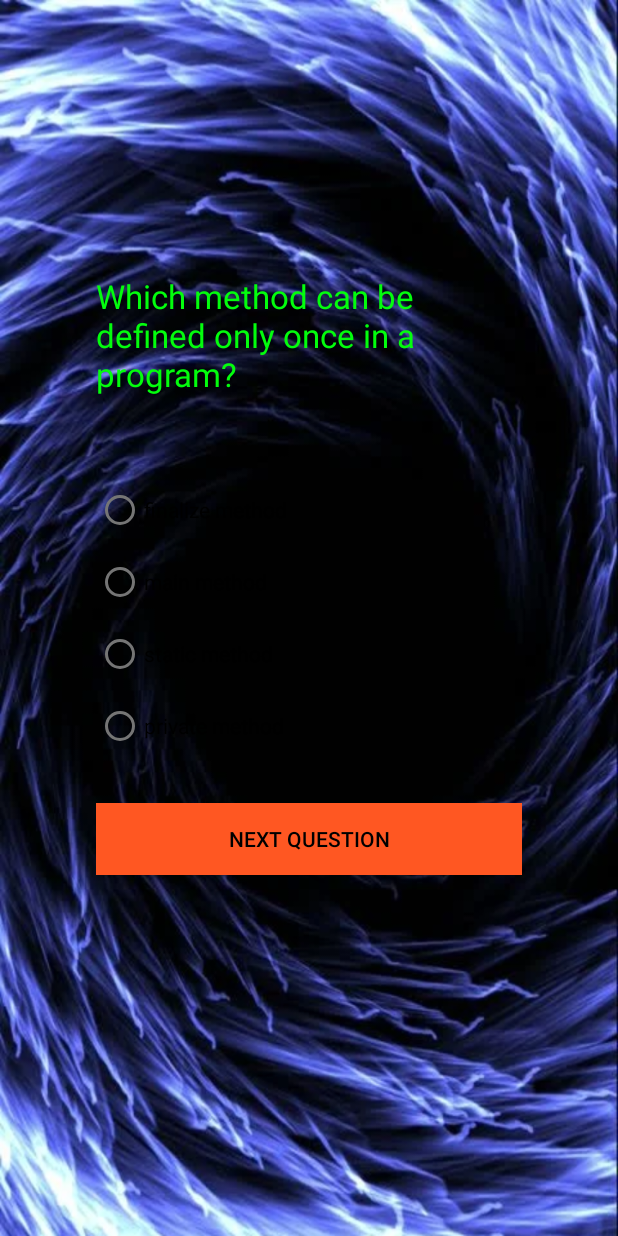
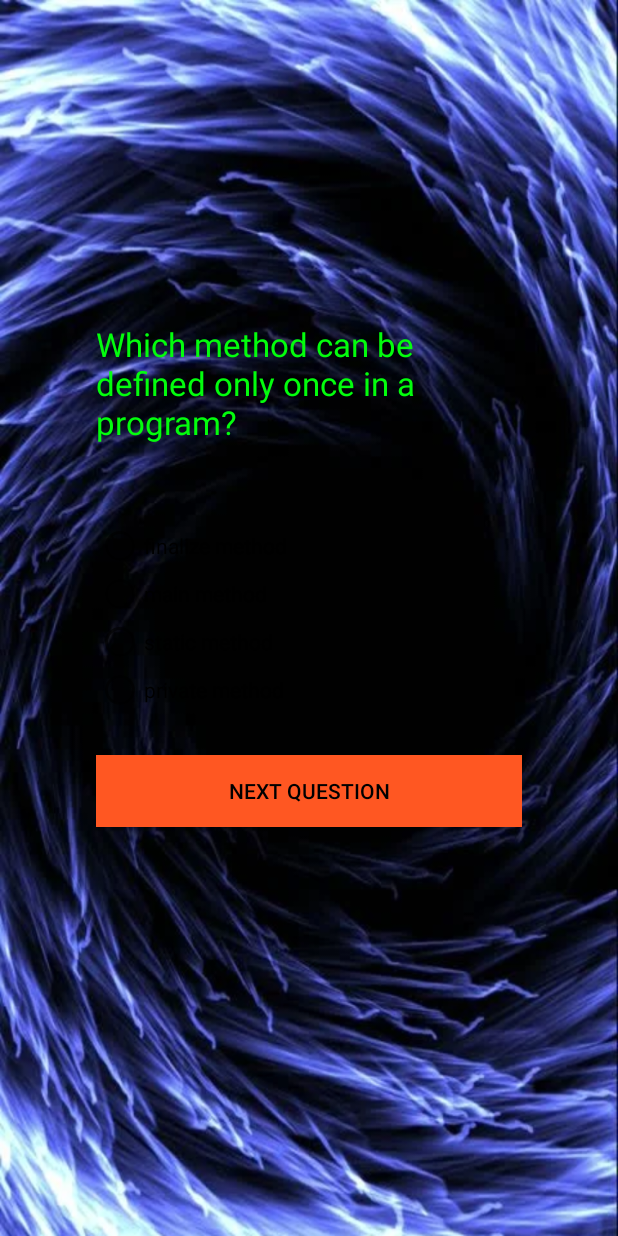
Before and after one commit to SuhrobDev/quiz, an Android app: the screen it shows after launch (QuestionAct), after a tap on "START", on a phone screen of 412 x 824 dp. Run offline under Robolectric (Android 15) with nearby library versions, the phone set to English and light mode, and no system bars.

Commit message:
developed UI some other edits

```diff
--- a/app/src/main/AndroidManifest.xml
+++ b/app/src/main/AndroidManifest.xml
@@ -8,7 +8,7 @@
         android:label="@string/app_name"
         android:roundIcon="@mipmap/ic_launcher_round"
         android:supportsRtl="true"
-        android:theme="@style/Theme.Quiz_full">
+        android:theme="@style/Theme.Design.Light.NoActionBar">
         <activity android:name=".DevActivity"
             android:exported="false"/>
         <activity android:name=".ResultAct"
--- a/app/src/main/java/com/example/quiz_full/DevActivity.kt
+++ b/app/src/main/java/com/example/quiz_full/DevActivity.kt
@@ -9,8 +9,8 @@ import androidx.appcompat.widget.AppCompatButton
 class DevActivity : AppCompatActivity() {
     override fun onCreate(savedInstanceState : Bundle?) {
         super.onCreate(savedInstanceState)
-        val actionBar = supportActionBar
-        actionBar!!.hide()
+//        val actionBar = supportActionBar
+//        actionBar!!.hide()
         setContentView(R.layout.activity_developer1)
         findViewById<AppCompatButton>(R.id.backbtn).setOnClickListener {
             val intent = Intent(applicationContext , MainActivity::class.java)
--- a/app/src/main/java/com/example/quiz_full/MainActivity.kt
+++ b/app/src/main/java/com/example/quiz_full/MainActivity.kt
@@ -14,8 +14,8 @@ class MainActivity : AppCompatActivity() {
     override fun onCreate(savedInstanceState : Bundle?) {
         super.onCreate(savedInstanceState)
         setContentView(R.layout.activity_main1)
-        val actionBar = supportActionBar
-        actionBar!!.hide()
+//        val actionBar = supportActionBar
+//        actionBar!!.hide()
         val startbutton : Button = findViewById<View>(R.id.start) as Button
         val aboutbutton : Button = findViewById<View>(R.id.about) as Button
         val quitbutton : Button = findViewById<View>(R.id.quit) as Button
--- a/app/src/main/java/com/example/quiz_full/QuestionAct.kt
+++ b/app/src/main/java/com/example/quiz_full/QuestionAct.kt
@@ -56,8 +56,8 @@ class QuestionAct : AppCompatActivity() {
     override fun onCreate(savedInstanceState : Bundle?) {
         super.onCreate(savedInstanceState)
         setContentView(R.layout.activity_questions)
-        val actionBar = supportActionBar
-        actionBar!!.hide()
+//        val actionBar = supportActionBar
+//        actionBar!!.hide()
 //        val textView = findViewById<TextView>(R.id.DispName)
 //        val intent : Intent = intent
 //        val name = intent.getStringExtra("myname")
--- a/app/src/main/java/com/example/quiz_full/ResultAct.kt
+++ b/app/src/main/java/com/example/quiz_full/ResultAct.kt
@@ -16,8 +16,8 @@ class ResultAct : AppCompatActivity() {
     override fun onCreate(savedInstanceState : Bundle?) {
         super.onCreate(savedInstanceState)
         setContentView(R.layout.activity_result)
-        val actionBar = supportActionBar
-        actionBar!!.hide()
+//        val actionBar = supportActionBar
+//        actionBar!!.hide()
         tv = findViewById<View>(R.id.Correct) as TextView
         tv2 = findViewById<View>(R.id.Wrong) as TextView
         tv3 = findViewById<View>(R.id.Score) as TextView
--- a/app/src/main/res/values-night/themes.xml
+++ b/app/src/main/res/values-night/themes.xml
@@ -1,14 +1,14 @@
 <resources xmlns:tools="http://schemas.android.com/tools">
     <!-- Base application theme. -->
-    <style name="Theme.Quiz_full" parent="Theme.MaterialComponents.DayNight.DarkActionBar">
+    <style name="Theme.Quiz_full" parent="Theme.MaterialComponents.DayNight.NoActionBar.Bridge">
         <!-- Primary brand color. -->
         <item name="colorPrimary">@color/purple_500</item>
         <item name="colorPrimaryVariant">@color/purple_700</item>
-        <item name="colorOnPrimary">@color/black</item>
+        <item name="colorOnPrimary">@color/white</item>
         <!-- Secondary brand color. -->
         <item name="colorSecondary">@color/teal_200</item>
         <item name="colorSecondaryVariant">@color/teal_200</item>
-        <item name="colorOnSecondary">@color/black</item>
+        <item name="colorOnSecondary">@color/white</item>
         <!-- Status bar color. -->
         <item name="android:statusBarColor" tools:targetApi="l">?attr/colorPrimaryVariant</item>
         <!-- Customize your theme here. -->
--- a/app/src/main/res/values/themes.xml
+++ b/app/src/main/res/values/themes.xml
@@ -1,14 +1,14 @@
 <resources xmlns:tools="http://schemas.android.com/tools">
     <!-- Base application theme. -->
-    <style name="Theme.Quiz_full" parent="Theme.MaterialComponents.DayNight.DarkActionBar">
+    <style name="Theme.Quiz_full" parent="Theme.MaterialComponents.DayNight.NoActionBar.Bridge">
         <!-- Primary brand color. -->
         <item name="colorPrimary">@color/purple_500</item>
         <item name="colorPrimaryVariant">@color/purple_700</item>
         <item name="colorOnPrimary">@color/white</item>
         <!-- Secondary brand color. -->
         <item name="colorSecondary">@color/teal_200</item>
-        <item name="colorSecondaryVariant">@color/teal_700</item>
-        <item name="colorOnSecondary">@color/black</item>
+        <item name="colorSecondaryVariant">@color/teal_200</item>
+        <item name="colorOnSecondary">@color/white</item>
         <!-- Status bar color. -->
         <item name="android:statusBarColor" tools:targetApi="l">?attr/colorPrimaryVariant</item>
         <!-- Customize your theme here. -->
```
